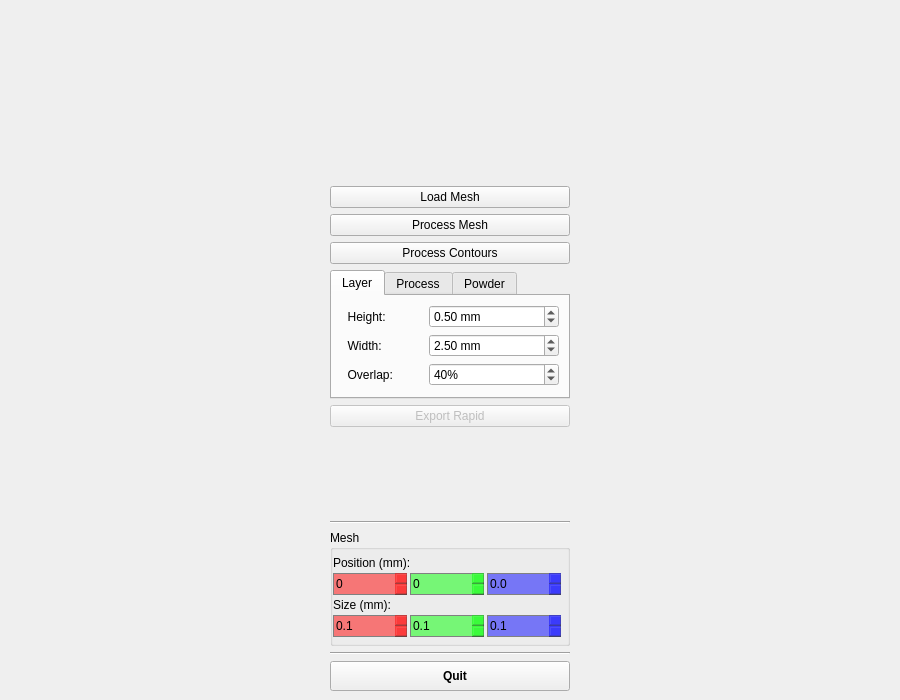
The window that robpath_planning/resources/robpath.ui (openlmd/robpath) describes before a commit, drawn with Qt 5.
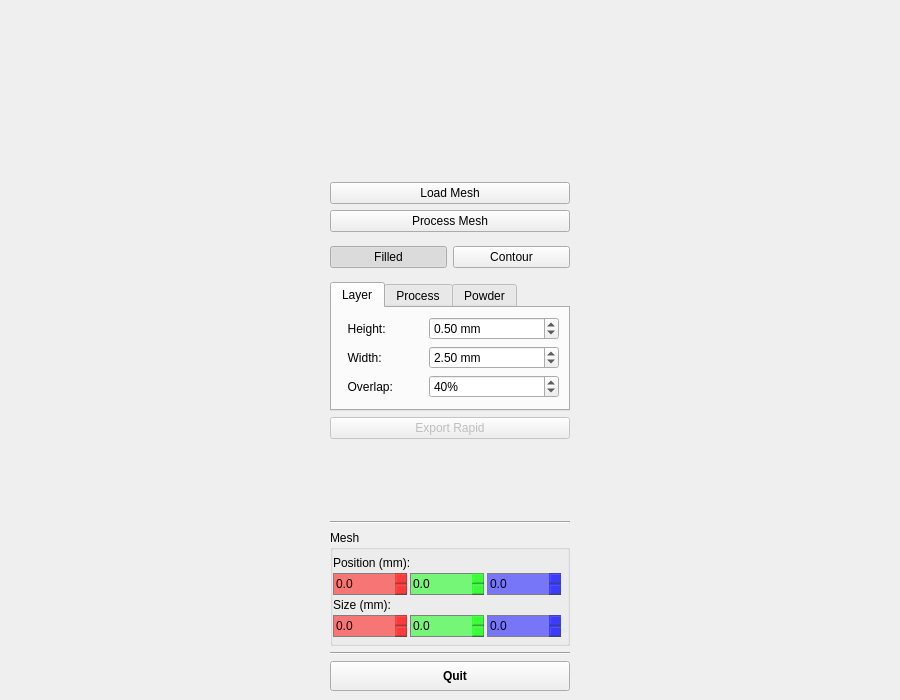
The same window after the commit. Icons and pictures are not drawn.

Commit message: Added fill and contour options.

```diff
--- a/robpath_planning/resources/robpath.ui
+++ b/robpath_planning/resources/robpath.ui
@@ -86,28 +86,28 @@
       </property>
      </widget>
     </item>
-    <item row="21" column="1">
+    <item row="24" column="1">
      <widget class="Line" name="line_4">
       <property name="orientation">
        <enum>Qt::Horizontal</enum>
       </property>
      </widget>
     </item>
-    <item row="0" column="0" rowspan="27">
+    <item row="0" column="0" rowspan="30">
      <layout class="QHBoxLayout" name="boxPlot">
       <property name="spacing">
        <number>0</number>
       </property>
      </layout>
     </item>
-    <item row="25" column="1">
+    <item row="28" column="1">
      <widget class="Line" name="line_5">
       <property name="orientation">
        <enum>Qt::Horizontal</enum>
       </property>
      </widget>
     </item>
-    <item row="26" column="1">
+    <item row="29" column="1">
      <widget class="QPushButton" name="btnQuit">
       <property name="enabled">
        <bool>true</bool>
@@ -153,7 +153,7 @@
       </property>
      </widget>
     </item>
-    <item row="22" column="1" rowspan="3">
+    <item row="25" column="1" rowspan="3">
      <widget class="QGroupBox" name="groupBox">
       <property name="font">
        <font>
@@ -270,7 +270,7 @@
             <bool>false</bool>
            </property>
            <property name="decimals">
-            <number>0</number>
+            <number>1</number>
            </property>
            <property name="maximum">
             <double>1000.000000000000000</double>
@@ -306,7 +306,7 @@
             <bool>false</bool>
            </property>
            <property name="decimals">
-            <number>0</number>
+            <number>1</number>
            </property>
            <property name="maximum">
             <double>1000.000000000000000</double>
@@ -364,7 +364,7 @@
             <number>1</number>
            </property>
            <property name="minimum">
-            <double>0.100000000000000</double>
+            <double>0.000000000000000</double>
            </property>
            <property name="maximum">
             <double>1000.000000000000000</double>
@@ -372,6 +372,9 @@
            <property name="singleStep">
             <double>10.000000000000000</double>
            </property>
+           <property name="value">
+            <double>0.000000000000000</double>
+           </property>
           </widget>
          </item>
          <item row="0" column="1">
@@ -411,7 +414,7 @@
             <number>1</number>
            </property>
            <property name="minimum">
-            <double>0.100000000000000</double>
+            <double>0.000000000000000</double>
            </property>
            <property name="maximum">
             <double>1000.000000000000000</double>
@@ -420,7 +423,7 @@
             <double>10.000000000000000</double>
            </property>
            <property name="value">
-            <double>0.100000000000000</double>
+            <double>0.000000000000000</double>
            </property>
           </widget>
          </item>
@@ -452,7 +455,7 @@
             <number>1</number>
            </property>
            <property name="minimum">
-            <double>0.100000000000000</double>
+            <double>0.000000000000000</double>
            </property>
            <property name="maximum">
             <double>1000.000000000000000</double>
@@ -460,6 +463,9 @@
            <property name="singleStep">
             <double>10.000000000000000</double>
            </property>
+           <property name="value">
+            <double>0.000000000000000</double>
+           </property>
           </widget>
          </item>
         </layout>
@@ -467,62 +473,6 @@
       </layout>
      </widget>
     </item>
-    <item row="10" column="1">
-     <widget class="QPushButton" name="btnProcessContours">
-      <property name="enabled">
-       <bool>true</bool>
-      </property>
-      <property name="minimumSize">
-       <size>
-        <width>240</width>
-        <height>0</height>
-       </size>
-      </property>
-      <property name="maximumSize">
-       <size>
-        <width>240</width>
-        <height>16777215</height>
-       </size>
-      </property>
-      <property name="font">
-       <font>
-        <weight>50</weight>
-        <bold>false</bold>
-       </font>
-      </property>
-      <property name="text">
-       <string>Process Contours</string>
-      </property>
-     </widget>
-    </item>
-    <item row="9" column="1">
-     <widget class="QPushButton" name="btnProcessMesh">
-      <property name="enabled">
-       <bool>true</bool>
-      </property>
-      <property name="minimumSize">
-       <size>
-        <width>240</width>
-        <height>0</height>
-       </size>
-      </property>
-      <property name="maximumSize">
-       <size>
-        <width>240</width>
-        <height>16777215</height>
-       </size>
-      </property>
-      <property name="font">
-       <font>
-        <weight>50</weight>
-        <bold>false</bold>
-       </font>
-      </property>
-      <property name="text">
-       <string>Process Mesh</string>
-      </property>
-     </widget>
-    </item>
     <item row="8" column="1">
      <widget class="QPushButton" name="btnLoadMesh">
       <property name="minimumSize">
@@ -548,7 +498,7 @@
       </property>
      </widget>
     </item>
-    <item row="11" column="1">
+    <item row="14" column="1">
      <widget class="QTabWidget" name="tabWidget">
       <property name="sizePolicy">
        <sizepolicy hsizetype="Expanding" vsizetype="Minimum">
@@ -710,9 +660,6 @@
         </item>
        </layout>
        <zorder>lblHeight</zorder>
-       <zorder>lblHeight</zorder>
-       <zorder>sbHeight</zorder>
-       <zorder>lblHeight</zorder>
        <zorder>sbHeight</zorder>
        <zorder>lblWidth</zorder>
        <zorder>sbWidth</zorder>
@@ -937,7 +884,7 @@
       </widget>
      </widget>
     </item>
-    <item row="12" column="1">
+    <item row="15" column="1">
      <widget class="QPushButton" name="btnSaveRapid">
       <property name="enabled">
        <bool>false</bool>
@@ -966,7 +913,7 @@
       </property>
      </widget>
     </item>
-    <item row="13" column="1" rowspan="8">
+    <item row="16" column="1" rowspan="8">
      <spacer name="verticalSpacer">
       <property name="orientation">
        <enum>Qt::Vertical</enum>
@@ -979,6 +926,76 @@
       </property>
      </spacer>
     </item>
+    <item row="9" column="1">
+     <widget class="QPushButton" name="btnProcessMesh">
+      <property name="enabled">
+       <bool>true</bool>
+      </property>
+      <property name="minimumSize">
+       <size>
+        <width>240</width>
+        <height>0</height>
+       </size>
+      </property>
+      <property name="maximumSize">
+       <size>
+        <width>240</width>
+        <height>16777215</height>
+       </size>
+      </property>
+      <property name="font">
+       <font>
+        <weight>50</weight>
+        <bold>false</bold>
+       </font>
+      </property>
+      <property name="text">
+       <string>Process Mesh</string>
+      </property>
+     </widget>
+    </item>
+    <item row="10" column="1" rowspan="4">
+     <layout class="QGridLayout" name="gridLayout_2">
+      <property name="verticalSpacing">
+       <number>6</number>
+      </property>
+      <item row="0" column="0">
+       <widget class="QPushButton" name="chbFilled">
+        <property name="font">
+         <font>
+          <weight>50</weight>
+          <bold>false</bold>
+         </font>
+        </property>
+        <property name="text">
+         <string>Filled</string>
+        </property>
+        <property name="checkable">
+         <bool>true</bool>
+        </property>
+        <property name="checked">
+         <bool>true</bool>
+        </property>
+       </widget>
+      </item>
+      <item row="0" column="1">
+       <widget class="QPushButton" name="chbContour">
+        <property name="font">
+         <font>
+          <weight>50</weight>
+          <bold>false</bold>
+         </font>
+        </property>
+        <property name="text">
+         <string>Contour</string>
+        </property>
+        <property name="checkable">
+         <bool>true</bool>
+        </property>
+       </widget>
+      </item>
+     </layout>
+    </item>
    </layout>
   </widget>
  </widget>
```
The commit also changes 1 other file.
